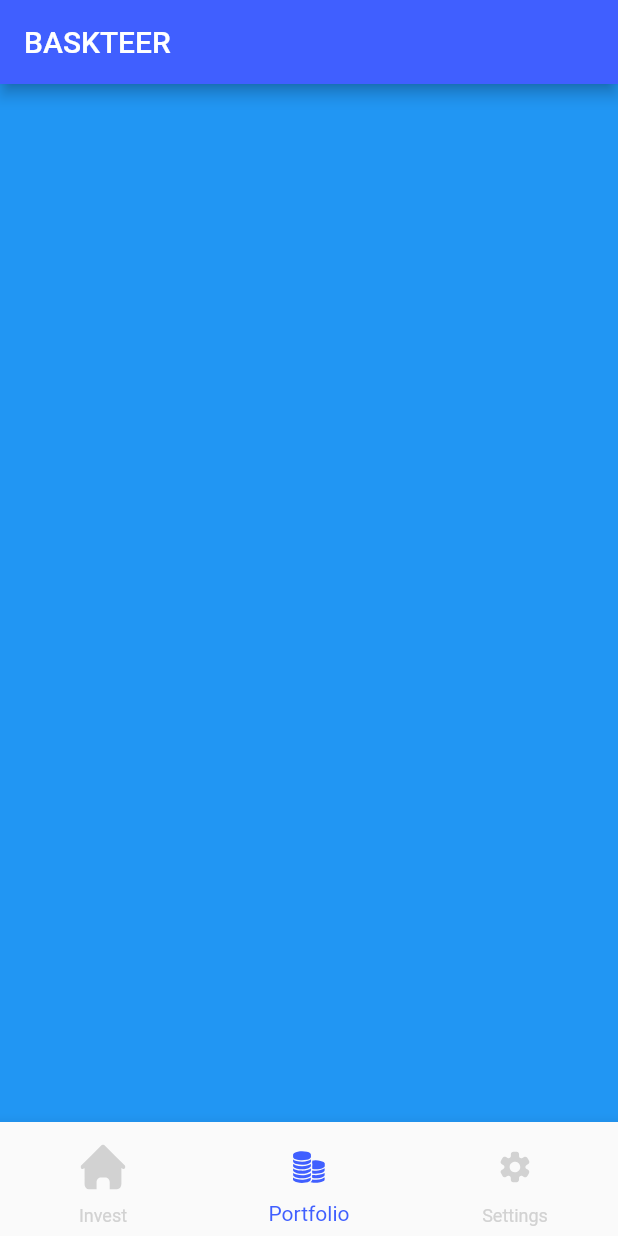
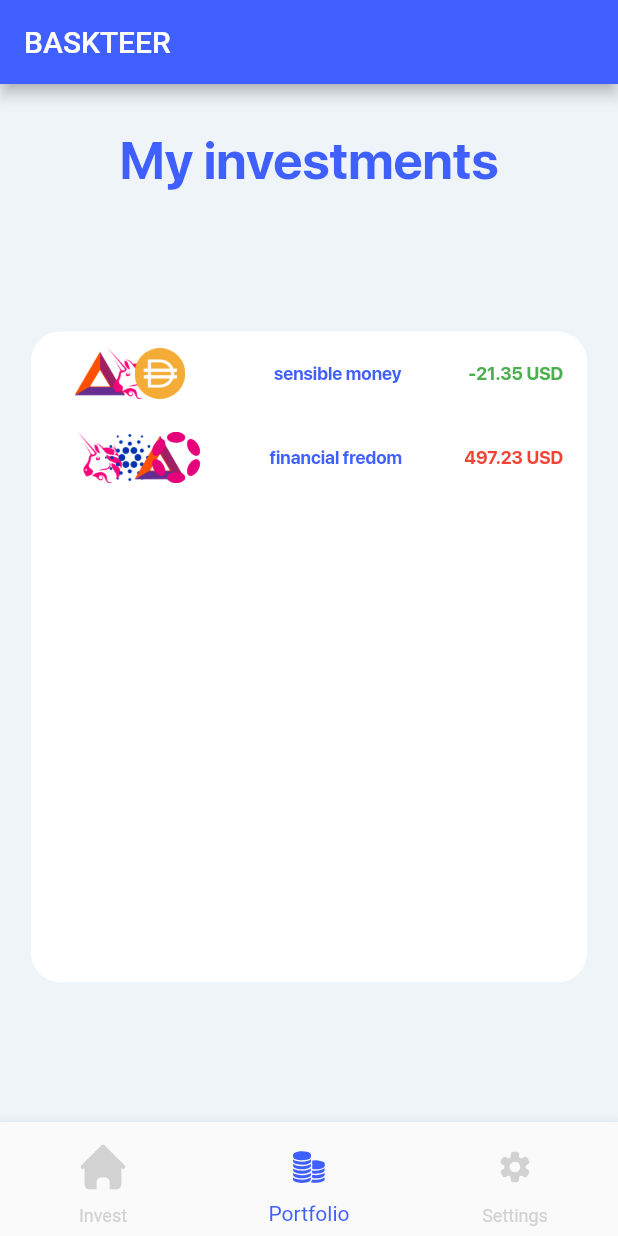
Before and after one commit to Baskteer/flutter-app, a Flutter app: the screen it shows after launch, item 2 of the bottom bar chosen, on a phone screen of 412 x 824 dp. Run offline on Flutter 3.47's test engine with Material 2 defaults, Android fonts, the phone set to English and light mode, and no system bars; our stand-ins replace auto_route, bloc, flutter_bloc, flutter_svg, freezed_annotation, get_it and 1 more; missing offline and left inert: flutter_web3; project files that could hold a hidden picture were left out.

Commit message:
fixes up portfolio page

```diff
--- a/baskteer/lib/presentation/home_page.dart
+++ b/baskteer/lib/presentation/home_page.dart
@@ -23,7 +23,7 @@ class _HomePageState extends State<HomePage> {
         ),
         body: [
           InvestPage(),
-          const PortfolioPage(),
+          PortfolioPage(),
           SettingsPage(),
         ][_selectedIndex],
         bottomNavigationBar: BottomNavigationBar(
--- a/baskteer/lib/presentation/invest_page.dart
+++ b/baskteer/lib/presentation/invest_page.dart
@@ -24,7 +24,7 @@ class InvestPage extends StatelessWidget {
       child: Column(
         children: [
           const Padding(
-            padding: EdgeInsets.only(top: 10, left: 30, right: 30),
+            padding: EdgeInsets.only(top: 30, left: 30, right: 30),
             child: Text(
               "Start your invsting journey by selecting a fund from the list below",
               style: TextStyle(
--- a/baskteer/lib/presentation/portfolio_page.dart
+++ b/baskteer/lib/presentation/portfolio_page.dart
@@ -1,12 +1,138 @@
+import 'package:auto_route/auto_route.dart';
+import 'package:baskteer/extensions/custom_colors.dart';
+import 'package:baskteer/presentation/invest_page.dart';
+import 'package:baskteer/presentation/routes/app_router.gr.dart';
+import 'package:flutter/gestures.dart';
 import 'package:flutter/material.dart';
 
 class PortfolioPage extends StatelessWidget {
-  const PortfolioPage({Key? key}) : super(key: key);
+  PortfolioPage({Key? key}) : super(key: key);
+
+  final items = [
+    investment1,
+    investment2,
+  ];
 
   @override
   Widget build(BuildContext context) {
     return Container(
-      color: Colors.blue,
+      color: const Color(0xFFEFF4F9),
+      child: Column(
+        children: [
+          const Padding(
+            padding: EdgeInsets.only(top: 30, left: 30, right: 30),
+            child: Text(
+              "My investments",
+              style: TextStyle(
+                fontSize: 35,
+                color: mainBlue,
+                fontFamily: 'SFPro',
+              ),
+            ),
+          ),
+          Expanded(
+            child: Center(
+              child: FractionallySizedBox(
+                widthFactor: 0.9,
+                heightFactor: 0.7,
+                child: Container(
+                  decoration: const BoxDecoration(
+                    color: Colors.white,
+                    borderRadius: BorderRadius.all(Radius.circular(20.0)),
+                  ),
+                  child: ScrollConfiguration(
+                      behavior: ScrollConfiguration.of(context).copyWith(
+                        dragDevices: {
+                          PointerDeviceKind.touch,
+                          PointerDeviceKind.mouse,
+                        },
+                      ),
+                      child: ListView(
+                        shrinkWrap: true,
+                        children: items.map((item) => _Cell(item)).toList(),
+                      )),
+                ),
+              ),
+            ),
+          ),
+        ],
+      ),
     );
   }
 }
+
+class _Cell extends StatelessWidget {
+  const _Cell(this.item, {Key? key}) : super(key: key);
+
+  final InvestmentItem item;
+
+  @override
+  Widget build(BuildContext context) {
+    return ListTile(
+      leading: FractionallySizedBox(
+          heightFactor: 0.6, widthFactor: 0.3, child: _CoinStack(item.coins)),
+      title: Center(
+        child: Text(
+          item.description,
+          style: const TextStyle(
+              fontSize: 12,
+              color: mainBlue,
+              fontFamily: 'SFPro',
+              fontWeight: FontWeight.bold),
+        ),
+      ),
+      trailing: Text(
+        "${item.gains.toStringAsFixed(2)} USD",
+        style: TextStyle(
+          fontSize: 12,
+          color: item.color,
+          fontFamily: 'SFPro',
+          fontWeight: FontWeight.bold,
+        ),
+      ),
+    );
+  }
+}
+
+class _CoinStack extends StatelessWidget {
+  const _CoinStack(
+    this.coins, {
+    Key? key,
+  }) : super(key: key);
+
+  final List<Coin> coins;
+
+  @override
+  Widget build(BuildContext context) {
+    const width = 60.0;
+    return Stack(
+        children: coins
+            .asMap()
+            .entries
+            .map(
+              (entry) => Container(
+                width: width,
+                margin:
+                    EdgeInsets.only(left: entry.key.toDouble() * width / 3.0),
+                child: Image.asset(
+                  entry.value.imageURL,
+                  // width: width,
+                ),
+              ),
+            )
+            .toList());
+  }
+}
+
+class InvestmentItem {
+  const InvestmentItem(this.coins, this.description, this.gains, this.color);
+  final List<Coin> coins;
+  final String description;
+  final double gains;
+  final Color color;
+}
+
+const investment1 =
+    InvestmentItem([bat, uni, dai], 'sensible money', -21.35, Colors.green);
+const investment2 = InvestmentItem(
+    [uni, cardano, bat, polkadot], 'financial fredom', 497.23, Colors.red);
--- a/baskteer/lib/presentation/transaction_page.dart
+++ b/baskteer/lib/presentation/transaction_page.dart
@@ -5,6 +5,7 @@ import 'package:flutter/foundation.dart';
 import 'package:flutter/gestures.dart';
 import 'package:flutter/material.dart';
 import 'package:injectable/injectable.dart';
+import '../business logic/meta_mask_provider.dart';
 import 'invest_page.dart';
 
 @injectable
@@ -173,9 +174,9 @@ class _ConfirmButton extends StatelessWidget {
             fontWeight: FontWeight.bold,
           ),
         ),
-        onPressed: () {
+        onPressed: () async {
           context.router.push(const ConfirmationRoute());
-          // await MetaMaskProvider().buy();
+          await MetaMaskProvider().buy();
         });
   }
 }
```
Also changed, not shown: baskteer/lib/business logic/meta_mask_provider.dart (+433 -12 lines), baskteer/lib/presentation/confirmation_page.dart (+6 -1 lines).
